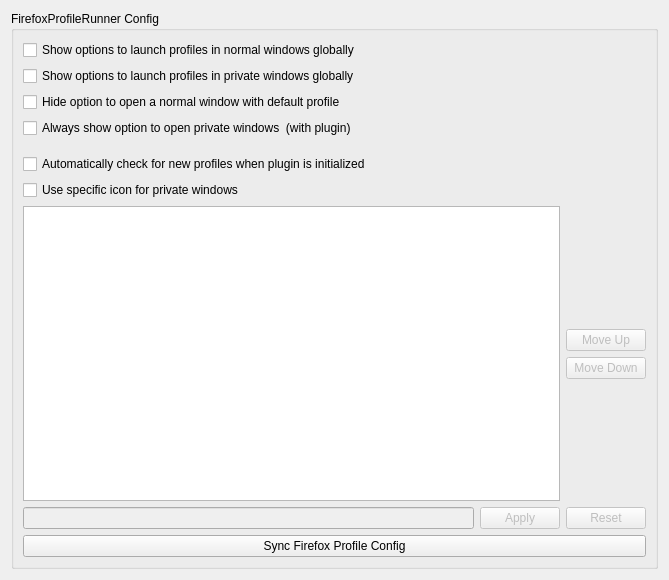
This is src/config/firefoxprofilerunner_config.ui in alex1701c/krunner-firefox as Qt 5 draws it before an edit. The edited form follows.
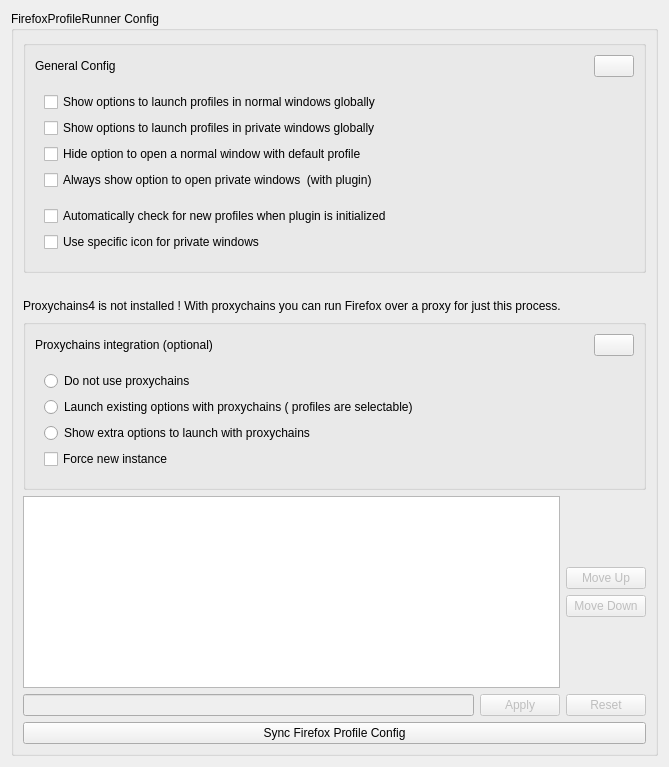
This is the edited form.

Commit message: Add minimize options for config groups, start implementing proxychains

The edit to the form file:
```diff
--- a/src/config/firefoxprofilerunner_config.ui
+++ b/src/config/firefoxprofilerunner_config.ui
@@ -8,7 +8,7 @@
     <x>0</x>
     <y>0</y>
     <width>669</width>
-    <height>580</height>
+    <height>737</height>
    </rect>
   </property>
   <property name="minimumSize">
@@ -37,7 +37,44 @@
      </property>
      <layout class="QVBoxLayout" name="verticalLayout_4">
       <item>
-       <layout class="QVBoxLayout" name="verticalLayout_3">
+       <widget class="QGroupBox" name="groupBox">
+        <property name="title">
+         <string/>
+        </property>
+        <layout class="QGridLayout" name="gridLayout_2">
+         <item row="0" column="0">
+          <layout class="QHBoxLayout" name="horizontalLayout_3">
+           <item alignment="Qt::AlignLeft">
+            <widget class="QLabel" name="label_2">
+             <property name="sizePolicy">
+              <sizepolicy hsizetype="Maximum" vsizetype="Preferred">
+               <horstretch>0</horstretch>
+               <verstretch>0</verstretch>
+              </sizepolicy>
+             </property>
+             <property name="text">
+              <string>General Config</string>
+             </property>
+            </widget>
+           </item>
+           <item alignment="Qt::AlignRight">
+            <widget class="QPushButton" name="generalConfigToggleHidePushButton">
+             <property name="sizePolicy">
+              <sizepolicy hsizetype="Fixed" vsizetype="Fixed">
+               <horstretch>0</horstretch>
+               <verstretch>0</verstretch>
+              </sizepolicy>
+             </property>
+             <property name="text">
+              <string/>
+             </property>
+            </widget>
+           </item>
+          </layout>
+         </item>
+         <item row="1" column="0">
+          <widget class="QWidget" name="firefoxGeneralConfigWidget" native="true">
+           <layout class="QVBoxLayout" name="generalConfigVerticalLayout">
         <item>
          <widget class="QCheckBox" name="registerNormalWindows">
           <property name="text">
@@ -97,11 +134,145 @@
          </widget>
         </item>
        </layout>
+          </widget>
+         </item>
+        </layout>
+       </widget>
+      </item>
+      <item>
+       <spacer name="verticalSpacer_4">
+        <property name="orientation">
+         <enum>Qt::Vertical</enum>
+        </property>
+        <property name="sizeType">
+         <enum>QSizePolicy::Fixed</enum>
+        </property>
+        <property name="sizeHint" stdset="0">
+         <size>
+          <width>20</width>
+          <height>20</height>
+         </size>
+        </property>
+       </spacer>
+      </item>
+      <item>
+       <layout class="QVBoxLayout" name="proxychainsVerticalLaout">
+        <item>
+         <widget class="QLabel" name="proxychainsNotInstalledLabel">
+          <property name="text">
+           <string>Proxychains4 is not installed ! With proxychains you can run Firefox over a proxy for just this process.</string>
+          </property>
+          <property name="buddy">
+           <cstring>firefoxGeneralConfigWidget</cstring>
+          </property>
+         </widget>
+        </item>
+        <item>
+         <widget class="QGroupBox" name="proxychainsConfigGroupBox">
+          <property name="sizePolicy">
+           <sizepolicy hsizetype="Preferred" vsizetype="Minimum">
+            <horstretch>0</horstretch>
+            <verstretch>0</verstretch>
+           </sizepolicy>
+          </property>
+          <property name="title">
+           <string/>
+          </property>
+          <property name="checkable">
+           <bool>false</bool>
+          </property>
+          <layout class="QVBoxLayout" name="verticalLayout_5">
+           <item>
+            <layout class="QHBoxLayout" name="proxyLabelAndToggleHorizontalLayout">
+             <item alignment="Qt::AlignLeft">
+              <widget class="QLabel" name="label">
+               <property name="text">
+                <string>Proxychains integration (optional)</string>
+               </property>
+              </widget>
+             </item>
+             <item alignment="Qt::AlignRight">
+              <widget class="QPushButton" name="proxychainsToggleHidePushButton">
+               <property name="sizePolicy">
+                <sizepolicy hsizetype="Fixed" vsizetype="Fixed">
+                 <horstretch>0</horstretch>
+                 <verstretch>0</verstretch>
+                </sizepolicy>
+               </property>
+               <property name="toolTip">
+                <string>Hide/Unhide Section</string>
+               </property>
+               <property name="text">
+                <string/>
+               </property>
+              </widget>
+             </item>
+            </layout>
+           </item>
+           <item>
+            <widget class="QWidget" name="proxychainsItemsWidget" native="true">
+             <layout class="QGridLayout" name="gridLayout">
+              <item row="1" column="0">
+               <layout class="QVBoxLayout" name="proxychainsItemsVerticalLayout">
+                <item>
+                 <widget class="QRadioButton" name="disableProxychainsRadioButton">
+                  <property name="text">
+                   <string>Do not use proxychains</string>
+                  </property>
+                 </widget>
+                </item>
+                <item>
+                 <widget class="QRadioButton" name="launchExistingOptionRadioButton">
+                  <property name="toolTip">
+                   <string>Choose for each option individually if you want  to launch it using proxychains</string>
+                  </property>
+                  <property name="text">
+                   <string>Launch existing options with proxychains ( profiles are selectable)</string>
+                  </property>
+                 </widget>
+                </item>
+                <item>
+                 <widget class="QRadioButton" name="showExtraOptionRadioButton">
+                  <property name="toolTip">
+                   <string>Show additional launch options with proxychains instead of changing the existing ones</string>
+                  </property>
+                  <property name="text">
+                   <string>Show extra options to launch with proxychains</string>
+                  </property>
+                 </widget>
+                </item>
+                <item>
+                 <widget class="QCheckBox" name="forceNewInstanceCheckBox">
+                  <property name="toolTip">
+                   <string>With this option enabled you can only have one running firefox instance with this profile.
+But it guarantees that firefox uses the proxy.  If don't start a new instance and you already have an instance with the selected profile without proxychains running the proxy will not be used </string>
+                  </property>
+                  <property name="text">
+                   <string>Force new instance</string>
+                  </property>
+                 </widget>
+                </item>
+               </layout>
+              </item>
+             </layout>
+            </widget>
+           </item>
+          </layout>
+         </widget>
+        </item>
+       </layout>
       </item>
       <item>
        <layout class="QHBoxLayout" name="horizontalLayout">
         <item>
-         <widget class="QListWidget" name="profiles"/>
+         <widget class="QListWidget" name="profiles">
+          <property name="sizePolicy">
+           <sizepolicy hsizetype="Expanding" vsizetype="Minimum">
+            <horstretch>0</horstretch>
+            <verstretch>0</verstretch>
+           </sizepolicy>
+          </property>
+         </widget>
         </item>
         <item>
          <layout class="QHBoxLayout" name="horizontalLayout_2">
@@ -160,7 +331,7 @@
        </layout>
       </item>
       <item>
-       <layout class="QHBoxLayout" name="horizontalLayout_3">
+       <layout class="QHBoxLayout" name="profileEditHorizontalLayout">
         <item>
          <widget class="QLineEdit" name="editProfileName">
           <property name="enabled">
```
Left out of the diff: 7 changed lines with no effect on the pictures. Lines whose indentation alone changed are shown as unchanged. The commit also changes 2 other files.
